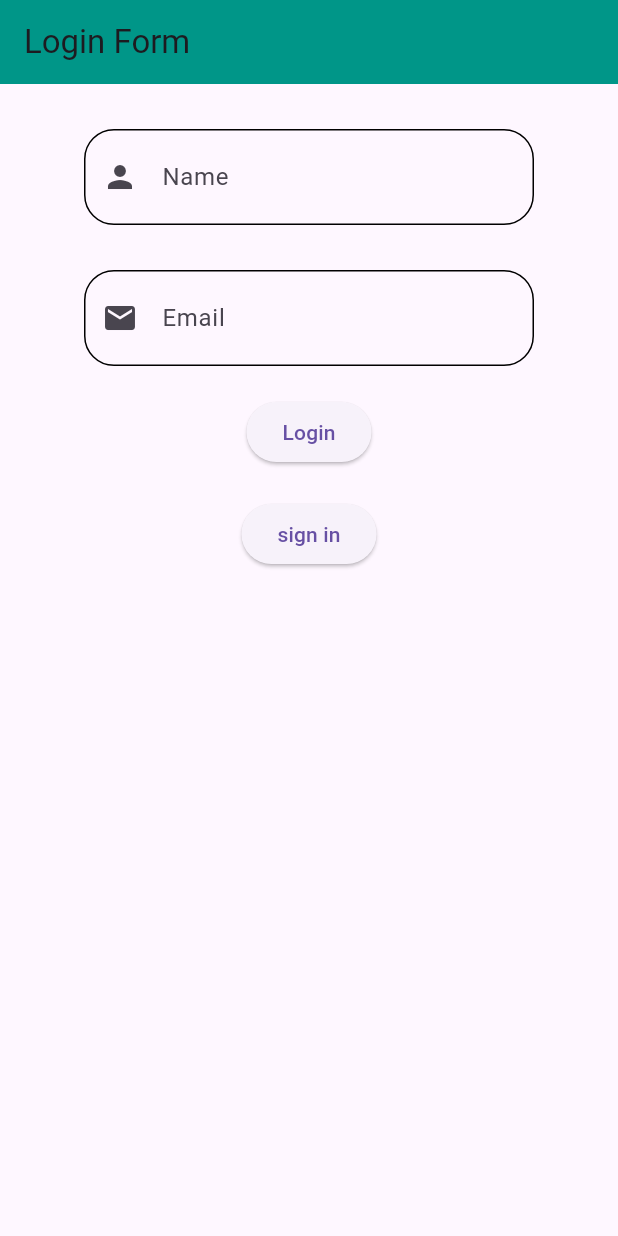
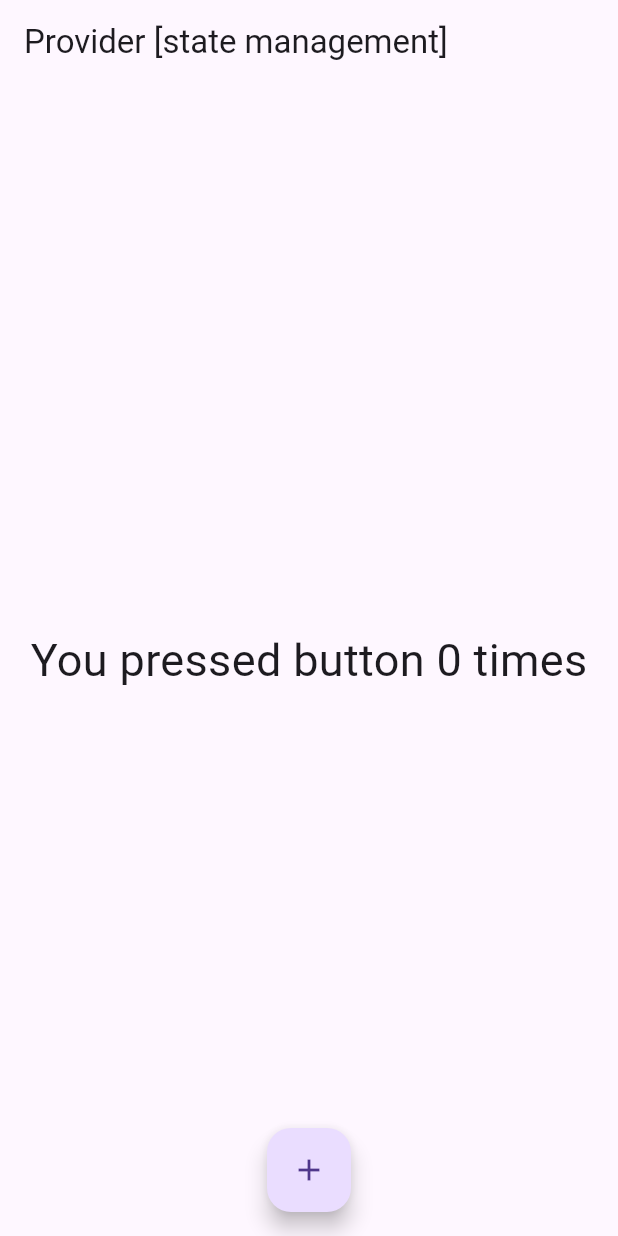
Before and after one commit to 123Tinu/firebase_connecting, a Flutter app: the screen it shows after launch, on a phone screen of 412 x 824 dp. Run offline on Flutter 3.47's test engine with Material 3 defaults, Android fonts, the phone set to English and light mode, and no system bars; our stand-ins replace carousel_slider, get.

Commit message:
Initial commit

```diff
--- a/lib/form/view/login_home.dart
+++ b/lib/form/view/login_home.dart
@@ -84,14 +84,6 @@ class _LoginHomeState extends State<LoginHome> {
                         SizedBox(
                           height: 20,
                         ),
-                        ElevatedButton(
-                            onPressed: () {
-                              if (_formKey.currentState!.validate()) {
-
-                                _loginController.handleLogin(_nameTextController.text, _emailTextController.text);
-                              }
-                            },
-                            child: const Text("sign in")),
                       ],
                     )),
               )
--- a/lib/getx/view/count_getx.dart
+++ b/lib/getx/view/count_getx.dart
@@ -28,7 +28,7 @@ class _CounterAppGetXState extends State<CounterAppGetX> {
           mainAxisAlignment: MainAxisAlignment.center,
           children: [
             Obx(() => Text("Counter 1 : ${_counterController.count}")),
-            Obx(() =>  Text("Counter 2 : ${_counterController.count}")),
+            Obx(() => Text("Counter 2 : ${_counterController.count}")),
             const SizedBox(
               height: 20,
             ),
--- a/lib/main.dart
+++ b/lib/main.dart
@@ -1,23 +1,17 @@
 
-import 'package:firebase_connecting/project/cart_page.dart';
-import 'package:firebase_connecting/project/product_details_page.dart';
-import 'package:flutter/cupertino.dart';
-import 'package:get/get_navigation/src/root/get_material_app.dart';
-
-import 'form/view/login_home.dart';
-
+import 'package:firebase_connecting/provider/change_notifier/change_notifier.dart';
+import 'package:firebase_connecting/provider/view/counter_app.dart';
+import 'package:provider/provider.dart';
+import 'package:flutter/material.dart';
 void main() {
   runApp(const MyApp());
 }
-
 class MyApp extends StatelessWidget {
   const MyApp({super.key});
-
-  // This widget is the root of your application.
   @override
   Widget build(BuildContext context) {
-    return const GetMaterialApp(
-        home:LoginHome()
-    );
+    return ChangeNotifierProvider(
+        create:(context) => CounterProvider(),
+        child: const MaterialApp(home: CounterPage()));
   }
 }
--- /dev/null
+++ b/lib/provider/change_notifier/change_notifier.dart
@@ -0,0 +1,11 @@
+import 'package:flutter/material.dart';
+class CounterProvider extends ChangeNotifier {
+  int _count = 0;
+
+  int get count => _count;
+
+  void increment() {
+    _count = _count + 1;
+    notifyListeners();
+  }
+}
--- /dev/null
+++ b/lib/provider/view/counter_app.dart
@@ -0,0 +1,34 @@
+import 'package:flutter/material.dart';
+import 'package:provider/provider.dart';
+
+import '../change_notifier/change_notifier.dart';
+
+
+class CounterPage extends StatefulWidget {
+  const CounterPage({super.key});
+
+  @override
+  State<CounterPage> createState() => _CounterPageState();
+}
+
+class _CounterPageState extends State<CounterPage> {
+  @override
+  Widget build(BuildContext context) {
+    final counter = Provider.of<CounterProvider>(context);
+    final count = counter.count;
+
+    return Scaffold(
+      appBar: AppBar(title: Text("Provider [state management]"),),
+      body: Column(
+        mainAxisAlignment: MainAxisAlignment.center,
+        children: [
+          Center(child: Text("You pressed button $count times",style: const TextStyle(fontSize: 30),))
+        ],
+      ),
+      floatingActionButtonLocation: FloatingActionButtonLocation.centerFloat,
+      floatingActionButton: FloatingActionButton(onPressed: () {
+        counter.increment();
+      },child: Icon(Icons.add)),
+    );
+  }
+}
--- a/pubspec.yaml
+++ b/pubspec.yaml
@@ -39,6 +39,7 @@ dependencies:
   cached_network_image: ^3.3.0
   carousel_slider: ^4.2.1
   get: ^4.6.6
+  provider: ^6.1.1
 
 dev_dependencies:
   flutter_test:
```
Also changed, not shown: lib/project/pro_det_page.dart (added, +121 -0 lines), lib/project/product_details_page.dart (+5 -18 lines), pubspec.lock.
